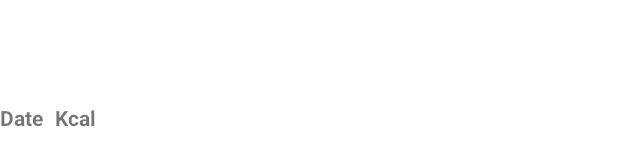
After one commit to mScule/safkaLog, an Android app: the layout removable_diary_date.xml on its own in the app's theme, with its tools: preview values and no code run, on a phone screen of 412 x 824 dp. The commit adds this screen. Shown: the part 500-666 px from the top of the screen. Run offline under Robolectric (Android 15) with nearby library versions, the phone set to English and light mode, and no system bars.

Commit message:
SafkaLog 0.3.2 RemovableAdapter is complete

```diff
--- a/app/src/main/java/com/ahkera/safkalog/diary/DiaryDate.java
+++ b/app/src/main/java/com/ahkera/safkalog/diary/DiaryDate.java
@@ -37,8 +37,8 @@ public class DiaryDate {
         return logs;
     }
 
-    public Date getDate() {
-        return date;
+    public String getDate() {
+        return "DEMODATE: 10.10.2021";
     }
 
     public int getKcalTotal() {
--- /dev/null
+++ b/app/src/main/res/layout/removable_diary_date.xml
@@ -0,0 +1,31 @@
+<?xml version="1.0" encoding="utf-8"?>
+
+<LinearLayout xmlns:android="http://schemas.android.com/apk/res/android"
+    android:layout_width="match_parent"
+    android:layout_height="match_parent">
+
+    <TextView
+        android:layout_width="wrap_content"
+        android:layout_height="wrap_content"
+        android:textStyle="bold"
+        android:layout_marginEnd="8dp"
+        android:text="@string/sh_lb_date"/>
+    <TextView
+        android:id="@+id/removable_diaryDate_tv_date"
+        android:gravity="center_vertical"
+        android:layout_width="wrap_content"
+        android:layout_height="match_parent"/>
+
+    <TextView
+        android:layout_width="wrap_content"
+        android:layout_height="wrap_content"
+        android:textStyle="bold"
+        android:layout_marginEnd="8dp"
+        android:text="@string/sh_lb_kcal"/>
+    <TextView
+        android:id="@+id/removable_diaryDate_tv_kcalTotal"
+        android:gravity="center_vertical"
+        android:layout_width="wrap_content"
+        android:layout_height="match_parent"/>
+
+</LinearLayout>
--- a/app/src/main/res/values/strings.xml
+++ b/app/src/main/res/values/strings.xml
@@ -13,6 +13,7 @@
     <string name="sh_lb_time">Time</string>
     <string name="sh_lb_grams">Grams</string>
     <string name="sh_lb_type">Type</string>
+    <string name="sh_lb_date">Date</string>
     <string name="sh_lb_kcalPer100Grams">Kcal/100g</string>
 
     <string name="sh_btn_add">Add</string>
```
Also changed, not shown: app/src/main/java/com/ahkera/safkalog/adapters/RemovableAdapter.java (+45 -23 lines), app/src/main/res/layout/removable_eatable_unit.xml (added, +24 -0 lines).
